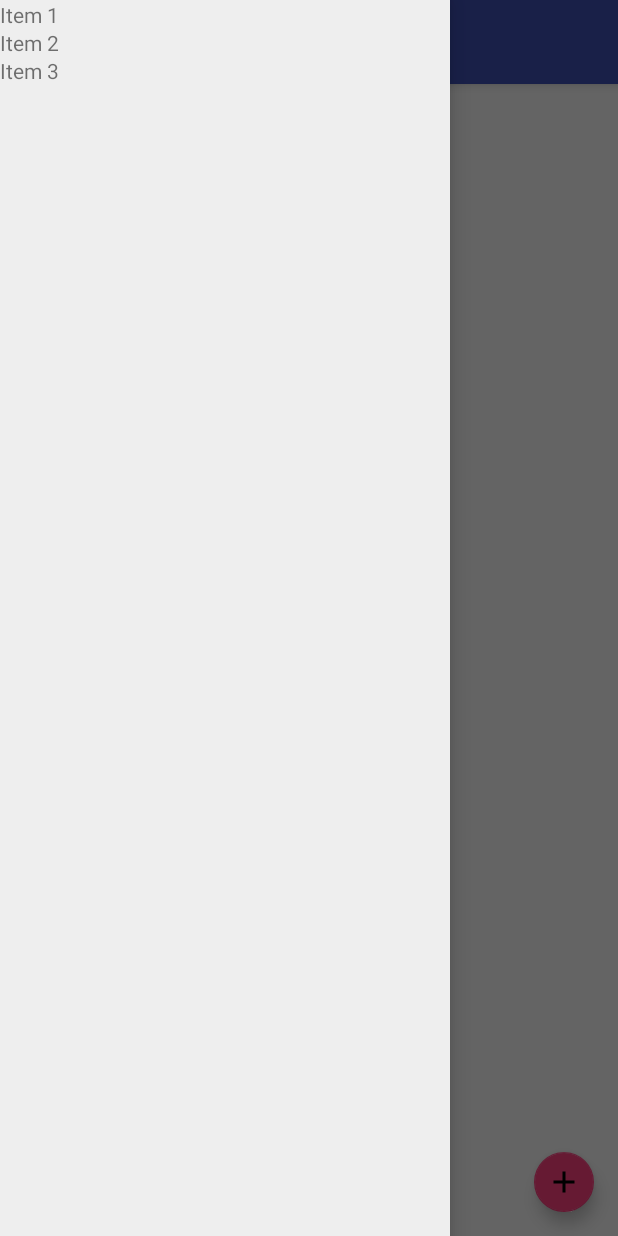
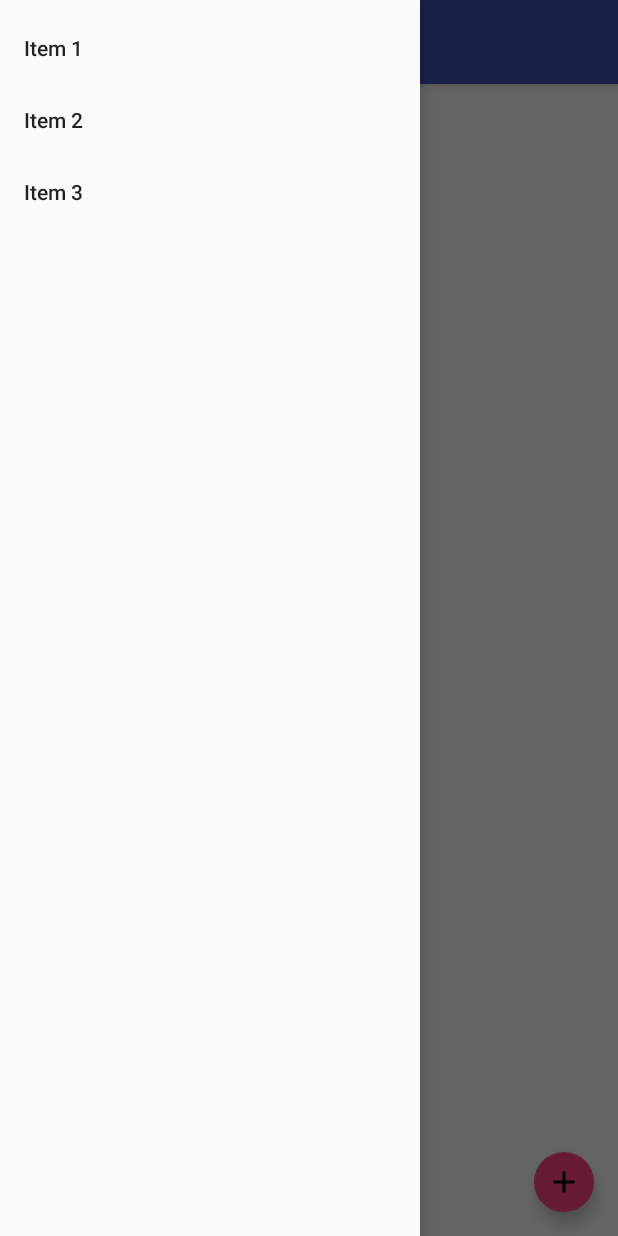
Before and after one commit to RimTeeve/MealBuddy, an Android app: the screen it shows after launch once a user with an empty profile is signed in (MainActivity), with the side drawer open, on a phone screen of 412 x 824 dp. Run offline under Robolectric (Android 15) with nearby library versions, the phone set to English and light mode, and no system bars; our stand-ins replace Firebase (no records; nobody signed in at launch, a user with empty details on screens opened directly).

Commit message:
Change navigation ListView to NavigationView

```diff
--- a/MealBuddy/app/src/main/java/com/example/mealbuddy/MainActivity.java
+++ b/MealBuddy/app/src/main/java/com/example/mealbuddy/MainActivity.java
@@ -2,11 +2,12 @@ package com.example.mealbuddy;
 
 import android.content.Intent;
 import android.content.res.Configuration;
+import android.os.Bundle;
 import android.support.annotation.Nullable;
+import android.support.design.widget.NavigationView;
 import android.support.v4.widget.DrawerLayout;
 import android.support.v7.app.ActionBarDrawerToggle;
 import android.support.v7.app.AppCompatActivity;
-import android.os.Bundle;
 import android.support.v7.widget.Toolbar;
 import android.view.View;
 import android.widget.ArrayAdapter;
@@ -17,9 +18,6 @@ import com.google.firebase.auth.FirebaseAuth;
 
 public class MainActivity extends AppCompatActivity {
 
-    private String[] mDrawerItemLabels;
-    private DrawerLayout mDrawerLayout;
-    private ListView mDrawerList;
     private ActionBarDrawerToggle mDrawerToggle;
 
     @Override
@@ -32,9 +30,7 @@ public class MainActivity extends AppCompatActivity {
         setSupportActionBar(app_toolbar);
 
         // Setup nav drawer
-        mDrawerItemLabels = new String[] { "Item 1", "Item 2", "Item 3" };
-        mDrawerLayout = (DrawerLayout) findViewById(R.id.drawer_layout);
-        mDrawerList = (ListView) findViewById(R.id.nav_drawer);
+        DrawerLayout mDrawerLayout = (DrawerLayout) findViewById(R.id.drawer_layout);
         mDrawerToggle = new ActionBarDrawerToggle(
                 this,
                 mDrawerLayout,
@@ -55,8 +51,8 @@ public class MainActivity extends AppCompatActivity {
         getSupportActionBar().setDisplayHomeAsUpEnabled(true);
         getSupportActionBar().setHomeButtonEnabled(true);
 
-        mDrawerList.setAdapter(new ArrayAdapter<>(this, R.layout.nav_drawer_item,
-                mDrawerItemLabels));
+        NavigationView navigationView = (NavigationView) findViewById(R.id.nav_drawer);
+//        navigationView.setNavigationItemSelectedListener(this);
 
         Button logout = (Button) findViewById(R.id.logout_button);
         logout.setOnClickListener(new View.OnClickListener() {
--- a/MealBuddy/app/src/main/res/layout/activity_main.xml
+++ b/MealBuddy/app/src/main/res/layout/activity_main.xml
@@ -35,8 +35,8 @@
             android:layout_width="match_parent"
             android:layout_height="match_parent"
             android:paddingBottom="16dp"
-            android:paddingLeft="64dp"
-            android:paddingRight="64dp"
+            android:paddingLeft="5dp"
+            android:paddingRight="5dp"
             android:paddingTop="16dp"
             app:layout_behavior="@string/appbar_scrolling_view_behavior"
             tools:context="com.example.mealbuddy.MainActivity">
@@ -62,14 +62,12 @@
 
     </android.support.design.widget.CoordinatorLayout>
 
-    <ListView
+    <android.support.design.widget.NavigationView
         android:id="@+id/nav_drawer"
-        android:layout_width="300dp"
+        android:layout_width="wrap_content"
         android:layout_height="match_parent"
         android:layout_gravity="start"
-        android:choiceMode="singleChoice"
-        android:divider="@android:color/transparent"
-        android:dividerHeight="0dp"
-        android:background="#ffeeeeee"/>
+        android:fitsSystemWindows="true"
+        app:menu="@menu/activity_main_drawer" />
 
 </android.support.v4.widget.DrawerLayout>
--- /dev/null
+++ b/MealBuddy/app/src/main/res/menu/activity_main_drawer.xml
@@ -0,0 +1,16 @@
+<?xml version="1.0" encoding="utf-8"?>
+<menu xmlns:android="http://schemas.android.com/apk/res/android">
+
+    <group android:checkableBehavior="single">
+        <item
+            android:id="@+id/nav_item1"
+            android:title="Item 1" />
+        <item
+            android:id="@+id/nav_item2"
+            android:title="Item 2" />
+        <item
+            android:id="@+id/nav_item3"
+            android:title="Item 3" />
+    </group>
+
+</menu>
```
